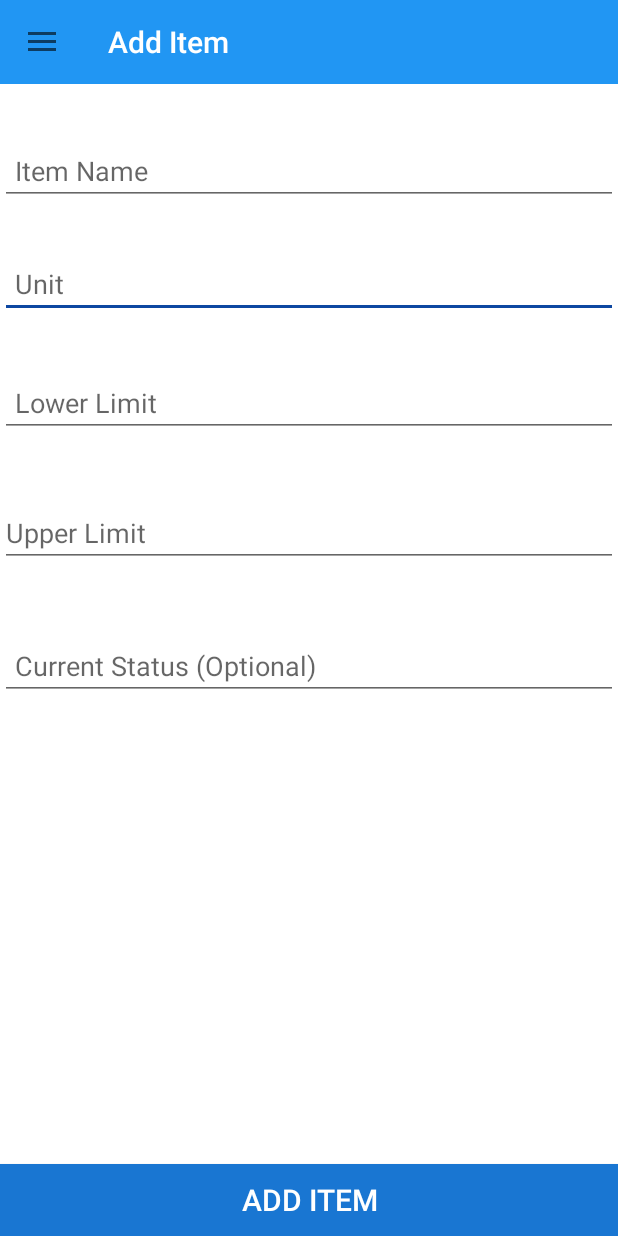
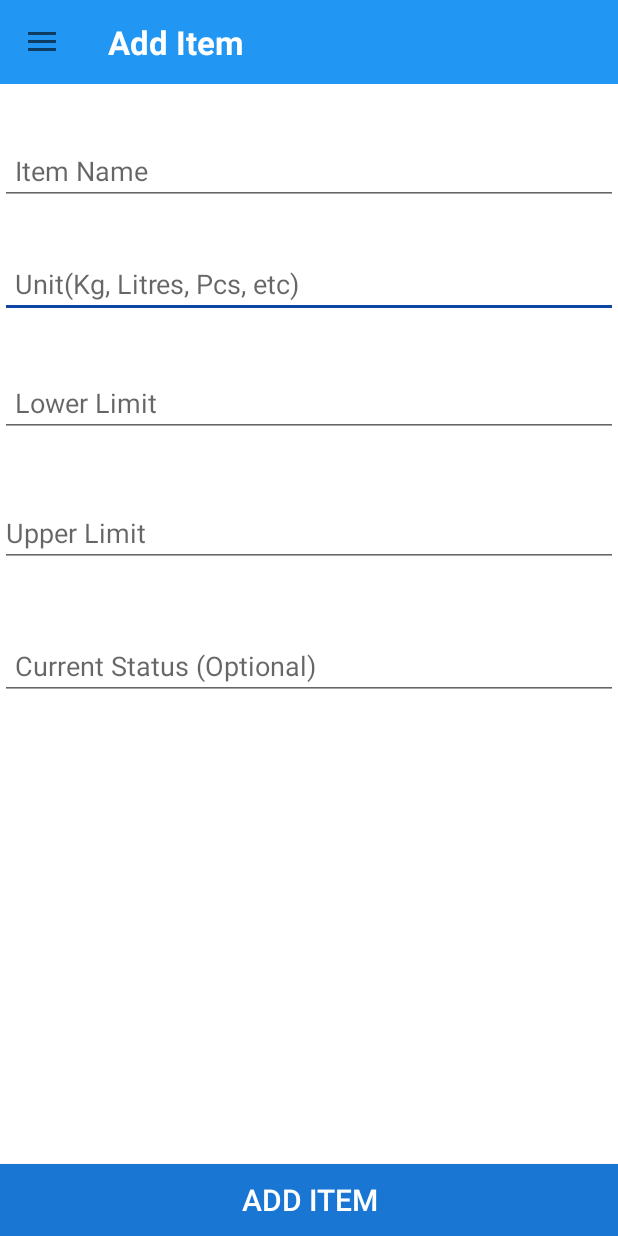
Before and after one commit to akshaybmsa96/Inventory, an Android app: the fragment FragmentAddItem placed in its activity, in the side drawer, after a tap on "Add Item", on a phone screen of 412 x 824 dp. Run offline under Robolectric (Android 15) with nearby library versions, the phone set to English and light mode, and no system bars.

Commit message:
code refactor and search functionality added

```diff
--- a/app/src/main/java/com/example/akki/stock/CustomListAdapterHome.java
+++ b/app/src/main/java/com/example/akki/stock/CustomListAdapterHome.java
@@ -8,6 +8,7 @@ import android.database.sqlite.SQLiteDatabase;
 import android.graphics.Color;
 import android.support.v7.app.AlertDialog;
 import android.support.v7.widget.PopupMenu;
+import android.util.Log;
 import android.view.LayoutInflater;
 import android.view.MenuItem;
 import android.view.View;
@@ -19,6 +20,7 @@ import android.widget.TextView;
 import android.widget.Toast;
 
 import java.util.ArrayList;
+import java.util.List;
 
 import static android.content.Context.MODE_PRIVATE;
 
@@ -26,29 +28,38 @@ import static android.content.Context.MODE_PRIVATE;
  * Created by Akki on 30-04-2017.
  */
 
-public class CustomListAdapterHome extends ArrayAdapter<String> {
+public class CustomListAdapterHome extends ArrayAdapter<CustomListAdapterHome.DataSet> {
 
 private final Activity context;
-private final ArrayList<Integer> id;
-private final ArrayList<String> iname;
-private final ArrayList<String> unit;
-private final ArrayList<Integer> ll;
-private final  ArrayList<Integer> ul;
-private final ArrayList<Integer> cs;
-    PopupMenu popupMenu;
+public static class DataSet {
+    public DataSet(int itemId, String itemName, String itemUnit, int lowerLimit, int upperLimit, int currentStock){
+        this.itemId=itemId;
+        this.itemName=itemName;
+        this.itemUnit=itemUnit;
+        this.lowerLimit=lowerLimit;
+        this.upperLimit=upperLimit;
+        this.currentStock=currentStock;
+    }
+    private int itemId;
+    public String itemName;
+    private String itemUnit;
+    private int lowerLimit;
+    private int upperLimit;
+    private int currentStock;
+}
+private final ArrayList<DataSet> stockList;
+PopupMenu popupMenu;
 
-public CustomListAdapterHome(Activity context, ArrayList<Integer> id, ArrayList<String> iname, ArrayList<String> unit, ArrayList<Integer> ll , ArrayList<Integer> ul, ArrayList<Integer> cs) {
-        super(context, R.layout.listviewlayout, iname);
+
+public CustomListAdapterHome(Activity context, ArrayList<DataSet> dataSet) {
+        super(context, R.layout.listviewlayout, dataSet);
         // TODO Auto-generated constructor stub
 
         this.context=context;
-        this.id=id;
-        this.iname=iname;
-        this.unit=unit;
-        this.ll=ll;
-        this.ul=ul;
-        this.cs=cs;
+        this.stockList=dataSet;
         }
+
+//        public void update()
 
 public View getView(final int position, View view, ViewGroup parent) {
         LayoutInflater inflater=context.getLayoutInflater();
@@ -61,11 +72,11 @@ public View getView(final int position, View view, ViewGroup parent) {
         ImageView menubutton=(ImageView)rowView.findViewById(R.id.dotimgid);
 
 
-        String data=iname.get(position);
-        String data1=unit.get(position);
-        int data2=(cs.get(position)).intValue();
-        int l1=(ll.get(position)).intValue();
-        int l2=(ul.get(position)).intValue();
+        String data=stockList.get(position).itemName;
+        String data1=stockList.get(position).itemUnit;
+        int data2=stockList.get(position).currentStock;
+        int l1=stockList.get(position).lowerLimit;
+        int l2=stockList.get(position).upperLimit;
         float l=(float)data2/(float)l2*100;
         int p=Math.round(l);
 
@@ -113,29 +124,25 @@ public View getView(final int position, View view, ViewGroup parent) {
                             {
 
                                 i=new Intent(getContext(),AddQtyActivity.class);
-                                i.putExtra("id",id.get(position));
-                                i.putExtra("item",iname.get(position));
-                                i.putExtra("iunit",unit.get(position));
+                                i.putExtra("id",stockList.get(position).itemId);
+                                i.putExtra("item",stockList.get(position).itemName);
+                                i.putExtra("iunit",stockList.get(position).itemUnit);
                                 getContext().startActivity(i);
                             }
 
                             else if(mid==R.id.usedqty)
                             {
-
-
                                 i=new Intent(getContext(),DecQtyActivity.class);
-                                i.putExtra("id",id.get(position));
-                                i.putExtra("item",iname.get(position));
-                                i.putExtra("iunit",unit.get(position));
+                                i.putExtra("id",stockList.get(position).itemId);
+                                i.putExtra("item",stockList.get(position).itemName);
+                                i.putExtra("iunit",stockList.get(position).itemUnit);
                                 getContext().startActivity(i);
                             }
 
                             else if(mid==R.id.edit_item)
                             {
-
-
                                 i=new Intent(getContext(),UpdateItemActivity.class);
-                                i.putExtra("id",id.get(position));
+                                i.putExtra("id",stockList.get(position).itemId);
                                 getContext().startActivity(i);
                             }
 
@@ -149,8 +156,8 @@ public View getView(final int position, View view, ViewGroup parent) {
                                     @Override
                                     public void onClick(DialogInterface dialog, int which) {
 
-                                        String log="Item " + iname.get(position) + " was Deleted";
-                                        int i=id.get(position).intValue();
+                                        String log="Item " + stockList.get(position).itemName + " was Deleted";
+                                        int i=stockList.get(position).itemId;
 
                                         SQLiteDatabase mydatabase = getContext().openOrCreateDatabase("ypdb",MODE_PRIVATE,null);
                                         // mydatabase.execSQL("Drop Table stock");
@@ -159,12 +166,7 @@ public View getView(final int position, View view, ViewGroup parent) {
 
                                         mydatabase.execSQL("DELETE from stock where id= "+ i +";");
                                         mydatabase.execSQL("INSERT INTO alog ('log') VALUES('" + log + "');");
-                                        id.remove(position);
-                                        iname.remove(position);
-                                        ll.remove(position);
-                                        ul.remove(position);
-                                        cs.remove(position);
-                                        unit.remove(position);
+                                        stockList.remove(position);
                                         notifyDataSetChanged();
 
                                     }
--- a/app/src/main/java/com/example/akki/stock/HomeFragment.java
+++ b/app/src/main/java/com/example/akki/stock/HomeFragment.java
@@ -1,5 +1,4 @@
 package com.example.akki.stock;
-
 
 import android.app.ProgressDialog;
 import android.database.Cursor;
@@ -9,9 +8,6 @@ import android.support.v4.app.Fragment;
 import android.view.LayoutInflater;
 import android.view.View;
 import android.view.ViewGroup;
-import android.widget.AdapterView;
-import android.widget.ImageButton;
-import android.widget.ImageView;
 import android.widget.ListView;
 import android.widget.Toast;
 
@@ -23,14 +19,9 @@ import static android.content.Context.MODE_PRIVATE;
 /**
  * A simple {@link Fragment} subclass.
  */
-public class HomeFragment extends Fragment {
-
-    ArrayList<Integer> id= new ArrayList<Integer>();
-    ArrayList<String> iname=new ArrayList<String>();
-    ArrayList<String> unit=new ArrayList<String>();
-    ArrayList<Integer> ll=new ArrayList<Integer>();
-    ArrayList<Integer> ul=new ArrayList<Integer>();
-    ArrayList<Integer> cs=new ArrayList<Integer>();
+public class HomeFragment extends Fragment implements itemSearchListner {
+    ArrayList<CustomListAdapterHome.DataSet> dataSet = new ArrayList<>();
+    ArrayList<CustomListAdapterHome.DataSet> filteredDataSet = new ArrayList<>();
     ProgressDialog mProgress;
     CustomListAdapterHome ca;
 
@@ -39,42 +30,36 @@ public class HomeFragment extends Fragment {
     public View onCreateView(LayoutInflater inflater, ViewGroup container,
                              Bundle savedInstanceState) {
         // Inflate the layout for this fragment
-        View view= inflater.inflate(R.layout.fragment_home, container, false);
+        View view = inflater.inflate(R.layout.fragment_home, container, false);
 
-
-        ListView l=(ListView)view.findViewById(R.id.listview);
-
+        ListView l = (ListView) view.findViewById(R.id.listview);
 
         load(l);
 
-
         l.setAdapter(ca);
-
-
-
-
 
         return view;
     }
 
-    void load(ListView l)
-    {
-        ca=new CustomListAdapterHome(getActivity(),id,iname,unit,ll,ul,cs);
+    void load(ListView l) {
+        ca = new CustomListAdapterHome(getActivity(), filteredDataSet);
         ca.clear();
         mProgress = new ProgressDialog(getActivity());
         mProgress.setMessage("Loading... ");
         mProgress.show();
         mProgress.setCancelable(false);
-        SQLiteDatabase mydatabase = getActivity().openOrCreateDatabase("ypdb",MODE_PRIVATE,null);
-       // mydatabase.execSQL("Drop Table stock");
+        SQLiteDatabase mydatabase = getActivity().openOrCreateDatabase("ypdb", MODE_PRIVATE, null);
+        // mydatabase.execSQL("Drop Table stock");
         mydatabase.execSQL("CREATE TABLE IF NOT EXISTS stock(id INTEGER PRIMARY KEY autoincrement ,Iname VARCHAR, unit VARCHAR ,LL INT, UL INT , st INT );");
+        mydatabase.execSQL("CREATE TABLE IF NOT EXISTS alog(id INTEGER PRIMARY KEY autoincrement ,log VARCHAR ,date DATETIME DEFAULT CURRENT_TIMESTAMP);");
         //  mydatabase.execSQL("INSERT INTO stock ('Iname','unit','LL','UL','st') VALUES('" + ak + "','kg',12,23,14);");
 
-        int j=0;
-        Cursor resultSet = mydatabase.rawQuery("Select * from stock",null);
+        int j = 0;
+        Cursor resultSet = mydatabase.rawQuery("Select * from stock", null);
         resultSet.moveToFirst();
 
-        while(resultSet.isAfterLast() == false) {
+        dataSet.clear();
+        while (resultSet.isAfterLast() == false) {
             int a = resultSet.getInt(0);
             String i = resultSet.getString(1);
             String u = resultSet.getString(2);
@@ -82,26 +67,39 @@ public class HomeFragment extends Fragment {
             int c = resultSet.getInt(4);
             int d = resultSet.getInt(5);
 
-            j=1;
+            j = 1;
+            dataSet.add(new CustomListAdapterHome.DataSet(a, i, u, b, c, d));
 
-            id.add(a);
-            iname.add(i);
-            ll.add(b);
-            unit.add(u);
-            ul.add(c);
-            cs.add(d);
-
-          //  Toast.makeText(getActivity(), a + " " + b + " " + c + " " + d + " " + i + " " + u, Toast.LENGTH_SHORT).show();
+            //  Toast.makeText(getActivity(), a + " " + b + " " + c + " " + d + " " + i + " " + u, Toast.LENGTH_SHORT).show();
             resultSet.moveToNext();
         }
+        filteredDataSet.clear();
+        filteredDataSet.addAll(dataSet);
 
-        if(j==0)
-        {
-            Toast.makeText(getActivity(),"Nothing Added Yet",Toast.LENGTH_LONG).show();
+        if (j == 0) {
+            Toast.makeText(getActivity(), "Nothing Added Yet", Toast.LENGTH_LONG).show();
         }
 
         mProgress.dismiss();
 
     }
 
+    @Override
+    public void onSearch(String query) {
+        //Log.i("home frag", "onSearch: " + query);
+        if (query.equals("")) {
+            filteredDataSet.clear();
+            filteredDataSet.addAll(dataSet);
+        } else {
+            ArrayList<CustomListAdapterHome.DataSet> temp = new ArrayList<>();
+            for (int i = 0; i < dataSet.size(); i++) {
+                if (dataSet.get(i).itemName.toLowerCase().startsWith(query.toLowerCase())) {
+                    temp.add(dataSet.get(i));
+                }
+            }
+            filteredDataSet.clear();
+            filteredDataSet.addAll(temp);
+        }
+        ca.notifyDataSetChanged();
+    }
 }
--- a/app/src/main/java/com/example/akki/stock/MainActivity.java
+++ b/app/src/main/java/com/example/akki/stock/MainActivity.java
@@ -8,8 +8,12 @@ import android.support.v7.app.ActionBarDrawerToggle;
 import android.support.v7.app.AppCompatActivity;
 import android.os.Bundle;
 import android.support.design.widget.NavigationView;
+import android.support.v7.widget.SearchView;
 import android.support.v7.widget.Toolbar;
+import android.util.Log;
 import android.view.MenuItem;
+import android.view.View;
+import android.widget.TextView;
 import android.widget.Toast;
 
 import java.util.ArrayList;
@@ -21,6 +25,9 @@ public class MainActivity extends AppCompatActivity  {
     MenuItem prevItem;
     DrawerLayout drawer;
     FragmentTransaction fragmentTransaction;
+    SearchView searchView;
+    TextView toolbarText;
+    private HomeFragment homeFragment;
 
     @Override
     protected void onCreate(Bundle savedInstanceState) {
@@ -29,17 +36,16 @@ public class MainActivity extends AppCompatActivity  {
 
 
 
-        tb=(Toolbar)findViewById(R.id.toolbar);
-
-
+        homeFragment = new HomeFragment();
+        tb = (Toolbar) findViewById(R.id.toolbar);
+        searchView = (SearchView) findViewById(R.id.searchView);
+        toolbarText = (TextView) findViewById(R.id.toolbarText);
 
 
         NavigationView navigationView = (NavigationView) findViewById(R.id.navigator);
-        setSupportActionBar(tb);
-        getSupportActionBar().setTitle("Stock");
+        toolbarText.setText("Stock");
+
         tb.setTitleTextColor(0XFFFFFFFF);
-        getSupportActionBar().setDisplayShowHomeEnabled(true);
-        getSupportActionBar().setDisplayUseLogoEnabled(true);
 
         drawer = (DrawerLayout) findViewById(R.id.drawer_layout);
 
@@ -60,9 +66,10 @@ public class MainActivity extends AppCompatActivity  {
 
                     case R.id.dashboard:
                         fragmentTransaction = getSupportFragmentManager().beginTransaction();
-                        fragmentTransaction.replace(R.id.home_layout_id, new HomeFragment());
+                        fragmentTransaction.replace(R.id.home_layout_id, homeFragment);
                         fragmentTransaction.commit();
-                        getSupportActionBar().setTitle("Stock");
+                        toolbarText.setText("Stock");
+                        searchView.setVisibility(View.VISIBLE);
                         drawer.closeDrawers();
                         break;
 
@@ -70,35 +77,22 @@ public class MainActivity extends AppCompatActivity  {
                         fragmentTransaction = getSupportFragmentManager().beginTransaction();
                         fragmentTransaction.replace(R.id.home_layout_id, new FragmentAddItem());
                         fragmentTransaction.commit();
-                        getSupportActionBar().setTitle("Add Item");
+                        toolbarText.setText("Add Item");
+                        searchView.setVisibility(View.GONE);
                         drawer.closeDrawers();
                         break;
 
-                   case R.id.activity_log:
+                    case R.id.activity_log:
                         fragmentTransaction = getSupportFragmentManager().beginTransaction();
                         fragmentTransaction.replace(R.id.home_layout_id, new LogFragment());
                         fragmentTransaction.commit();
-                        getSupportActionBar().setTitle("Activity Log");
+                        toolbarText.setText("Activity Log");
+                        searchView.setVisibility(View.GONE);
                         drawer.closeDrawers();
                         break;
 
-                /*     case R.id.offers_id:
-                        fragmentTransaction = getSupportFragmentManager().beginTransaction();
-                        fragmentTransaction.replace(R.id.home_layout_id, new Offers_Fragment());
-                        fragmentTransaction.commit();
-                        getSupportActionBar().setTitle("Offers & Combos");
-                        drawer.closeDrawers();
-                        break;
+                }
 
-                    case R.id.outlet_id:
-                        fragmentTransaction = getSupportFragmentManager().beginTransaction();
-                        fragmentTransaction.replace(R.id.home_layout_id, new Outlet_fragment());
-                        fragmentTransaction.commit();
-                        getSupportActionBar().setTitle("Outlet");
-                        drawer.closeDrawers();
-                        break;
-    */
-                }
                 return false;
 
 
@@ -109,18 +103,47 @@ public class MainActivity extends AppCompatActivity  {
         MenuItem item = navigationView.getMenu().findItem(R.id.dashboard);
         item.setCheckable(true);
         item.setChecked(true);
-        prevItem=item;
-        fragmentTransaction=getSupportFragmentManager().beginTransaction();
-        fragmentTransaction.add(R.id.home_layout_id, new HomeFragment());
+        prevItem = item;
+        fragmentTransaction = getSupportFragmentManager().beginTransaction();
+        fragmentTransaction.add(R.id.home_layout_id, homeFragment);
         fragmentTransaction.commit();
         toggle = new ActionBarDrawerToggle(
-                this, drawer,tb,R.string.navigation_drawer_open, R.string.navigation_drawer_close);
+                this, drawer, tb, R.string.navigation_drawer_open, R.string.navigation_drawer_close);
 
         drawer.setDrawerListener(toggle);
         toggle.syncState();
 
         drawer.closeDrawers();
 
+        searchView.setOnSearchClickListener(new View.OnClickListener() {
+            @Override
+            public void onClick(View v) {
+                toolbarText.setVisibility(View.GONE);
+            }
+        });
+
+        searchView.setOnCloseListener(new SearchView.OnCloseListener() {
+            @Override
+            public boolean onClose() {
+                toolbarText.setVisibility(View.VISIBLE);
+                return false;
+            }
+        });
+
+        searchView.setOnQueryTextListener(new SearchView.OnQueryTextListener() {
+            @Override
+            public boolean onQueryTextSubmit(String query) {
+                return false;
+            }
+
+            @Override
+            public boolean onQueryTextChange(String newText) {
+                homeFragment.onSearch(newText);
+                return false;
+            }
+        });
+
     }
 
+
 }
--- /dev/null
+++ b/app/src/main/java/com/example/akki/stock/itemSearchListner.java
@@ -0,0 +1,5 @@
+package com.example.akki.stock;
+
+public interface itemSearchListner {
+    void onSearch(String query);
+}
--- a/app/src/main/res/layout/fragment_add_item.xml
+++ b/app/src/main/res/layout/fragment_add_item.xml
@@ -15,7 +15,7 @@
             android:layout_width="match_parent"
             android:layout_height="wrap_content"
             android:inputType="textPersonName"
-            android:hint="Unit"
+            android:hint="Unit(Kg, Litres, Pcs, etc)"
             android:ems="10"
             android:paddingLeft="10dp"
             android:paddingRight="10dp"
--- a/app/src/main/res/layout/toolbar.xml
+++ b/app/src/main/res/layout/toolbar.xml
@@ -2,6 +2,7 @@
 <LinearLayout xmlns:android="http://schemas.android.com/apk/res/android"
     xmlns:app="http://schemas.android.com/apk/res-auto"
     android:layout_width="match_parent"
+
     android:layout_height="match_parent">
     <android.support.v7.widget.Toolbar
         android:id="@+id/toolbar"
@@ -16,6 +17,29 @@
         android:layout_alignParentStart="true"
         android:layout_alignParentTop="true">
 
+        <RelativeLayout
+            android:layout_width="match_parent"
+            android:layout_height="match_parent">
+            <TextView
+                android:id="@+id/toolbarText"
+                android:textSize="22dp"
+                android:textColor="@color/white"
+                android:textStyle="bold"
+                android:layout_centerVertical="true"
+                android:layout_width="wrap_content"
+                android:layout_height="wrap_content"/>
+
+            <android.support.v7.widget.SearchView
+                android:id="@+id/searchView"
+                android:layout_width="wrap_content"
+                android:layout_height="wrap_content"
+                android:layout_centerVertical="true"
+                android:layout_alignParentRight="true"
+                android:layoutDirection="rtl" />
+        </RelativeLayout>
+
+
+
     </android.support.v7.widget.Toolbar>
 
 </LinearLayout>
--- a/app/src/main/res/values/colors.xml
+++ b/app/src/main/res/values/colors.xml
@@ -5,6 +5,7 @@
     <color name="colorAccent">#0D47A1</color>
     <color name="blue">#2196F3</color>
     <color name="white">#FFFFFF</color>
+    <color name="black">#000000</color>
     <color name="splashcolor">#795548</color>
     <color name="progressgreen">#388E3C</color>
     <color name="progressyellow">#FFC400</color>
```
Also changed, not shown: app/src/main/AndroidManifest.xml (+6 -4 lines), app/src/main/java/com/example/akki/stock/AddQtyActivity.java (+18 -24 lines), build.gradle (+9 -1 lines), gradle/wrapper/gradle-wrapper.properties.
